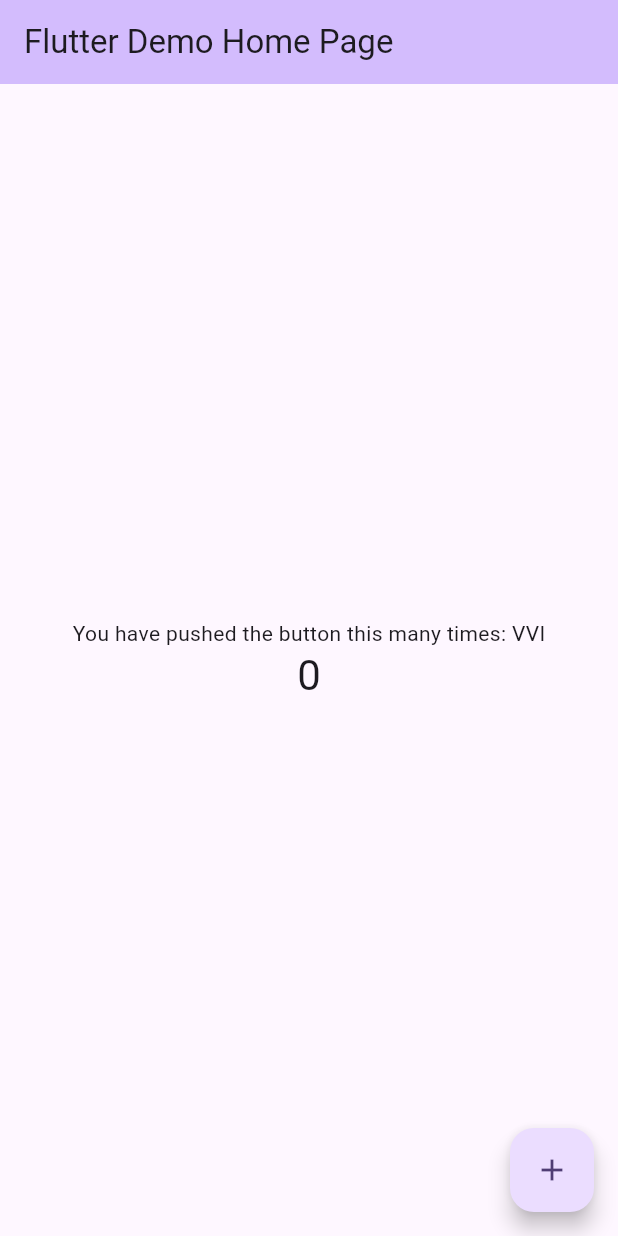
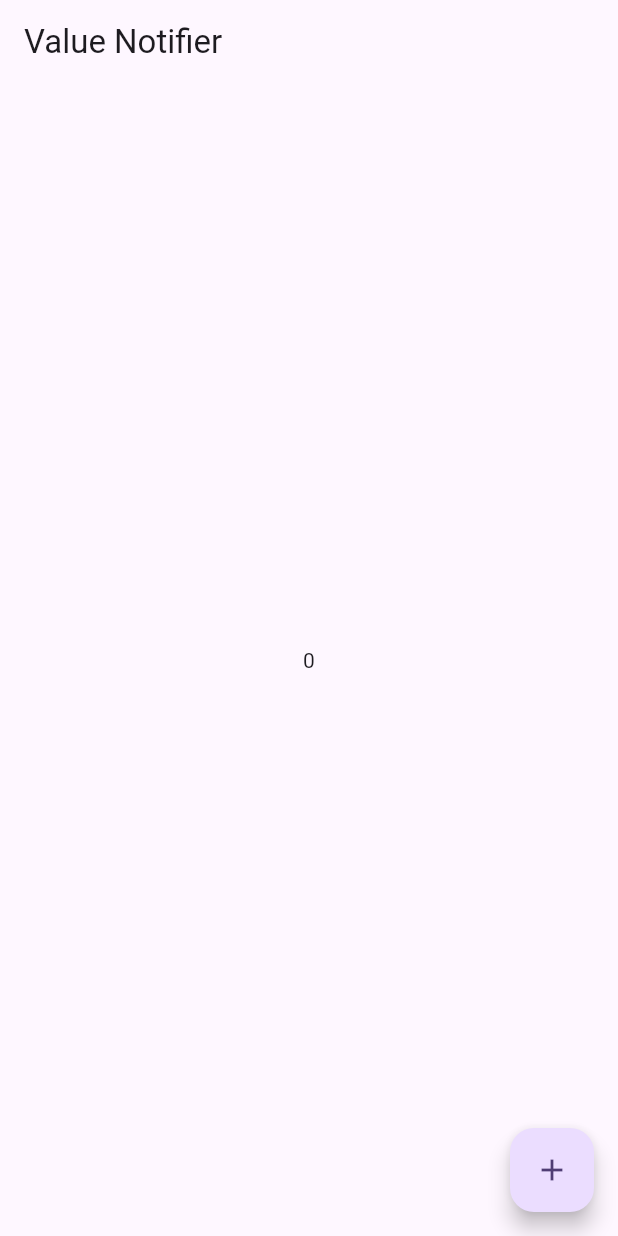
Before and after one commit to VinayTShetty/Flutter, a Flutter app: the screen it shows after launch, on a phone screen of 412 x 824 dp. Run offline on Flutter 3.47's test engine with Material 3 defaults, Android fonts, the phone set to English and light mode, and no system bars.

Commit message:
ValueNotifier Basic Implementation.

```diff
--- a/lib/main.dart
+++ b/lib/main.dart
@@ -1,4 +1,5 @@
 import 'package:flutter/material.dart';
+import 'package:fluttertutorials/screen/counter_screen.dart';
 
 void main() {
   runApp(const MyApp());
@@ -15,7 +16,7 @@ class MyApp extends StatelessWidget {
         colorScheme: ColorScheme.fromSeed(seedColor: Colors.deepPurple),
         useMaterial3: true,
       ),
-      home: const MyHomePage(title: 'Flutter Demo Home Page'),
+      home: CounterScreen(),
     );
   }
 }
--- /dev/null
+++ b/lib/screen/counter_screen.dart
@@ -0,0 +1,30 @@
+import 'package:flutter/material.dart';
+
+class CounterScreen extends StatelessWidget {
+  CounterScreen({super.key});
+
+  ValueNotifier<int> _counter = ValueNotifier<int>(0);
+  @override
+  Widget build(BuildContext context) {
+    print("Entire Widget Build");
+    return Scaffold(
+      appBar: AppBar(
+        title: Text('Value Notifier'),
+      ),
+      body: Center(
+          child: ValueListenableBuilder(
+        valueListenable: _counter,
+        builder: (context, value, child) {
+          print("Only this widget Build");
+          return Text(_counter.value.toString());
+        },
+      )),
+      floatingActionButton: FloatingActionButton(
+        onPressed: () {
+          _counter.value++;
+        },
+        child: Icon(Icons.add),
+      ),
+    );
+  }
+}
--- a/pubspec.yaml
+++ b/pubspec.yaml
@@ -35,6 +35,7 @@ dependencies:
   # The following adds the Cupertino Icons font to your application.
   # Use with the CupertinoIcons class for iOS style icons.
   cupertino_icons: ^1.0.2
+  provider: ^6.0.2
 
 dev_dependencies:
   flutter_test:
```
Also changed, not shown: 1 other file.
